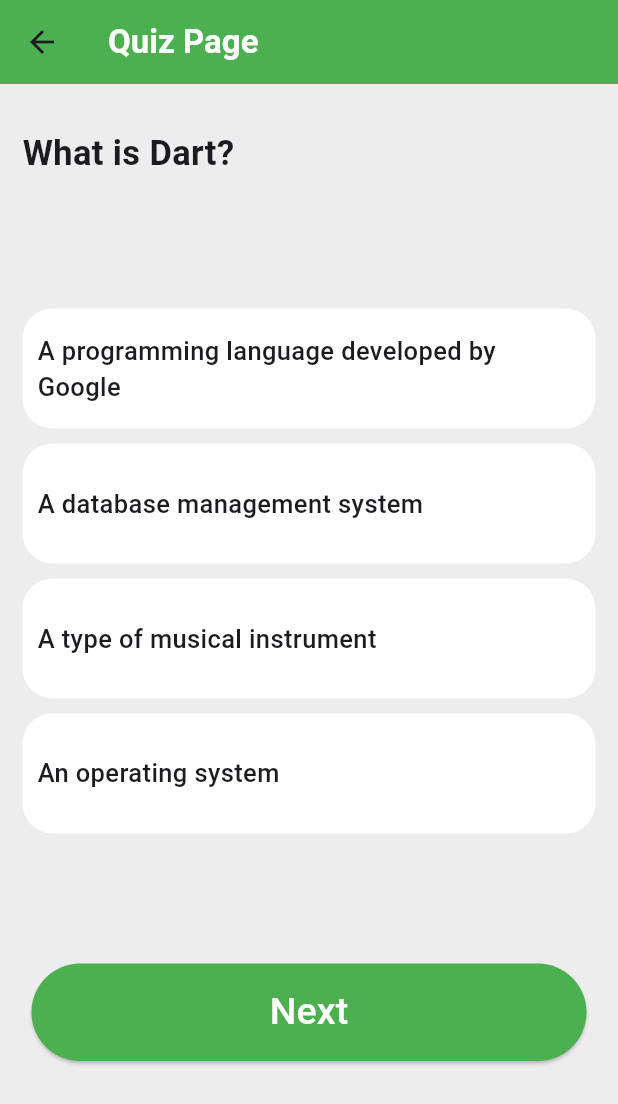
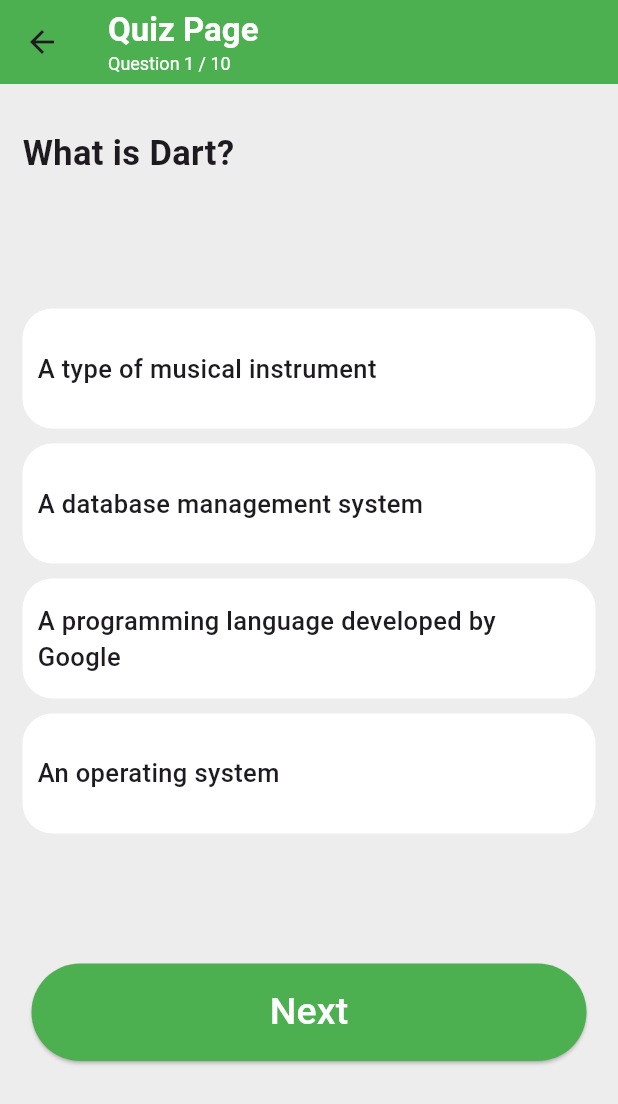
Before and after one commit to IT21175466/My-Quiz, a Flutter app: the screen it shows after launch, after a tap on the "arrow forward" icon, on a phone screen of 412 x 824 dp. Shown: the top 1104 px of the screen. Run offline on Flutter 3.47's test engine with Material 2 defaults, Android fonts, the phone set to English and light mode, and no system bars; our stand-ins replace bloc, flutter_bloc, lottie; network calls fail.

Commit message:
Complete Functions

```diff
--- a/lib/Home_Page/UI/HomePage.dart
+++ b/lib/Home_Page/UI/HomePage.dart
@@ -28,8 +28,8 @@ class _HomePageState extends State<HomePage> {
       buildWhen: (previous, current) => current is! HomeActionState,
       listener: (context, state) {
         if (state is QuizCardButtonClickedNavigateActionState) {
-          Navigator.push(
-              context, MaterialPageRoute(builder: (context) => QuestionPage()));
+          Navigator.push(context,
+              MaterialPageRoute(builder: (context) => const QuestionPage()));
         }
       },
       builder: (context, state) {
@@ -37,11 +37,11 @@ class _HomePageState extends State<HomePage> {
           case HomeLoadingState:
             return Scaffold(
               appBar: AppBar(
-                leading: Icon(
+                leading: const Icon(
                   Icons.menu,
                   color: Colors.white,
                 ),
-                title: Column(
+                title: const Column(
                   children: [
                     Align(
                       alignment: Alignment.centerLeft,
@@ -67,8 +67,7 @@ class _HomePageState extends State<HomePage> {
                 ),
                 backgroundColor: Colors.green,
               ),
-              body: Container(
-                child: Center(
+              body: const Center(
                 child: Column(children: [
                   Spacer(),
                   CircularProgressIndicator(),
@@ -77,22 +76,20 @@ class _HomePageState extends State<HomePage> {
                   ),
                   Text(
                     "Loading....",
-                      style:
-                          TextStyle(fontSize: 20, fontWeight: FontWeight.w500),
+                    style: TextStyle(fontSize: 20, fontWeight: FontWeight.w500),
                   ),
                   Spacer(),
                 ]),
-                ),
               ),
             );
           case HomeLoadedState:
             return Scaffold(
               appBar: AppBar(
-                leading: Icon(
+                leading: const Icon(
                   Icons.menu,
                   color: Colors.white,
                 ),
-                title: Column(
+                title: const Column(
                   children: [
                     Align(
                       alignment: Alignment.centerLeft,
@@ -120,16 +117,17 @@ class _HomePageState extends State<HomePage> {
               ),
               body: SingleChildScrollView(
                 child: Container(
-                  color: Color.fromARGB(255, 238, 237, 237),
+                  color: const Color.fromARGB(255, 238, 237, 237),
                   width: double.infinity,
                   height: double.maxFinite,
-                  padding: EdgeInsets.symmetric(vertical: 10, horizontal: 15),
+                  padding:
+                      const EdgeInsets.symmetric(vertical: 10, horizontal: 15),
                   child: Column(
                     children: [
-                      SizedBox(
+                      const SizedBox(
                         height: 15,
                       ),
-                      Align(
+                      const Align(
                         alignment: Alignment.topLeft,
                         child: Text(
                           "My All Quizzes",
@@ -139,7 +137,7 @@ class _HomePageState extends State<HomePage> {
                           ),
                         ),
                       ),
-                      SizedBox(
+                      const SizedBox(
                         height: 10,
                       ),
                       Container(
@@ -150,14 +148,14 @@ class _HomePageState extends State<HomePage> {
                         ),
                         child: Center(
                           child: ListTile(
-                            leading: Icon(Icons.quiz),
-                            title: Text(
+                            leading: const Icon(Icons.quiz),
+                            title: const Text(
                               "Dart Quiz",
                               style: TextStyle(
                                 fontWeight: FontWeight.bold,
                               ),
                             ),
-                            subtitle: Text("Time Duration 40 Min"),
+                            subtitle: const Text("Time Duration 10 Min"),
                             trailing: IconButton(
                               onPressed: () {
                                 homeBloc.add(CardNavigateToQuestionPageEvent());
@@ -167,7 +165,7 @@ class _HomePageState extends State<HomePage> {
                           ),
                         ),
                       ),
-                      SizedBox(
+                      const SizedBox(
                         height: 10,
                       ),
                       Container(
@@ -178,14 +176,14 @@ class _HomePageState extends State<HomePage> {
                         ),
                         child: Center(
                           child: ListTile(
-                            leading: Icon(Icons.quiz),
-                            title: Text(
+                            leading: const Icon(Icons.quiz),
+                            title: const Text(
                               "Social Media Quiz",
                               style: TextStyle(
                                 fontWeight: FontWeight.bold,
                               ),
                             ),
-                            subtitle: Text("Time Duration 30 Min"),
+                            subtitle: const Text("Time Duration 30 Min"),
                             trailing: IconButton(
                               onPressed: () {},
                               icon: Icon(Icons.adaptive.arrow_forward),
@@ -193,7 +191,7 @@ class _HomePageState extends State<HomePage> {
                           ),
                         ),
                       ),
-                      SizedBox(
+                      const SizedBox(
                         height: 10,
                       ),
                       Container(
--- /dev/null
+++ b/lib/Paper_End/bloc/paper_end_event.dart
@@ -0,0 +1,6 @@
+part of 'paper_end_bloc.dart';
+
+@immutable
+abstract class PaperEndEvent {}
+
+class PaperEndPageNavigateToHomePage extends PaperEndEvent {}
--- /dev/null
+++ b/lib/Paper_End/bloc/paper_end_state.dart
@@ -0,0 +1,8 @@
+part of 'paper_end_bloc.dart';
+
+@immutable
+abstract class PaperEndState {}
+
+class PaperEndInitial extends PaperEndState {}
+
+class PaperEndActionState extends PaperEndState {}
--- a/lib/Question_Page/UI/QuestionPage.dart
+++ b/lib/Question_Page/UI/QuestionPage.dart
@@ -2,6 +2,7 @@ import 'package:flutter/cupertino.dart';
 import 'package:flutter/material.dart';
 import 'package:flutter_bloc/flutter_bloc.dart';
 import 'package:lottie/lottie.dart';
+import '../../Paper_End/UI/paper_end.dart';
 import '../bloc/question_bloc.dart';
 
 class QuestionPage extends StatefulWidget {
@@ -12,6 +13,7 @@ class QuestionPage extends StatefulWidget {
 }
 
 class _QuestionPageState extends State<QuestionPage> {
+  int counter = 0;
   final QuestionBloc questionBloc = QuestionBloc();
 
   @override
@@ -58,6 +60,12 @@ class _QuestionPageState extends State<QuestionPage> {
         } else if (state is AnswerWrongState) {
           ScaffoldMessenger.of(context)
               .showSnackBar(SnackBar(content: Text("Your Answer is Wrong!")));
+        } else if (state is NextButtonClickedState) {
+          counter = state.currentIndex;
+          print(counter);
+        } else if (state is PaperEndState) {
+          Navigator.push(
+              context, MaterialPageRoute(builder: (context) => PaperEndPage()));
         }
       },
       builder: (context, state) {
@@ -67,11 +75,30 @@ class _QuestionPageState extends State<QuestionPage> {
 
             return Scaffold(
               appBar: AppBar(
-                title: Text(
-                  "Quiz Page",
-                  style: TextStyle(
-                    color: Colors.white,
-                    fontWeight: FontWeight.w700,
+                title: Center(
+                  child: Column(
+                    children: [
+                      Align(
+                        alignment: Alignment.centerLeft,
+                        child: Text(
+                          "Quiz Page",
+                          style: TextStyle(
+                            color: Colors.white,
+                            fontWeight: FontWeight.w700,
+                          ),
+                        ),
+                      ),
+                      Align(
+                        alignment: Alignment.bottomLeft,
+                        child: Text(
+                          "Question ${counter + 1} / ${loadedState.question.length}",
+                          style: TextStyle(
+                            fontSize: 12,
+                            color: Colors.white,
+                          ),
+                        ),
+                      ),
+                    ],
                   ),
                 ),
                 backgroundColor: Colors.green,
@@ -85,7 +112,7 @@ class _QuestionPageState extends State<QuestionPage> {
                     Align(
                       alignment: Alignment.topLeft,
                       child: Text(
-                        loadedState.question[0].question,
+                        loadedState.question[counter].question,
                         style: TextStyle(
                           fontWeight: FontWeight.w600,
                           fontSize: 23,
@@ -96,7 +123,7 @@ class _QuestionPageState extends State<QuestionPage> {
                     GestureDetector(
                       onTap: () {
                         questionBloc.add(AnswerClickedEvent(
-                            loadedState.question[0].optionOne));
+                            loadedState.question[counter].optionOne));
                       },
                       child: Container(
                         height: 80,
@@ -109,7 +136,7 @@ class _QuestionPageState extends State<QuestionPage> {
                         child: Align(
                           alignment: Alignment.centerLeft,
                           child: Text(
-                            loadedState.question[0].optionOne,
+                            loadedState.question[counter].optionOne,
                             style: TextStyle(
                               fontWeight: FontWeight.w500,
                               fontSize: 17,
@@ -124,7 +151,7 @@ class _QuestionPageState extends State<QuestionPage> {
                     GestureDetector(
                       onTap: () {
                         questionBloc.add(AnswerClickedEvent(
-                            loadedState.question[0].optionTwo));
+                            loadedState.question[counter].optionTwo));
                       },
                       child: Container(
                         height: 80,
@@ -137,7 +164,7 @@ class _QuestionPageState extends State<QuestionPage> {
                         child: Align(
                           alignment: Alignment.centerLeft,
                           child: Text(
-                            loadedState.question[0].optionTwo,
+                            loadedState.question[counter].optionTwo,
                             style: TextStyle(
                               fontWeight: FontWeight.w500,
                               fontSize: 17,
@@ -152,7 +179,7 @@ class _QuestionPageState extends State<QuestionPage> {
                     GestureDetector(
                       onTap: () {
                         questionBloc.add(AnswerClickedEvent(
-                            loadedState.question[0].optionThree));
+                            loadedState.question[counter].optionThree));
                       },
                       child: Container(
                         height: 80,
@@ -165,7 +192,7 @@ class _QuestionPageState extends State<QuestionPage> {
                         child: Align(
                           alignment: Alignment.centerLeft,
                           child: Text(
-                            loadedState.question[0].optionThree,
+                            loadedState.question[counter].optionThree,
                             style: TextStyle(
                               fontWeight: FontWeight.w500,
                               fontSize: 17,
@@ -180,7 +207,7 @@ class _QuestionPageState extends State<QuestionPage> {
                     GestureDetector(
                       onTap: () {
                         questionBloc.add(AnswerClickedEvent(
-                            loadedState.question[0].optionFour));
+                            loadedState.question[counter].optionFour));
                       },
                       child: Container(
                         height: 80,
@@ -193,7 +220,7 @@ class _QuestionPageState extends State<QuestionPage> {
                         child: Align(
                           alignment: Alignment.centerLeft,
                           child: Text(
-                            loadedState.question[0].optionFour,
+                            loadedState.question[counter].optionFour,
                             style: TextStyle(
                               fontWeight: FontWeight.w500,
                               fontSize: 17,
@@ -204,7 +231,10 @@ class _QuestionPageState extends State<QuestionPage> {
                     ),
                     Spacer(),
                     ElevatedButton(
-                      onPressed: () {},
+                      onPressed: () {
+                        questionBloc.add(
+                            NextQuestionIncrementEvent(currentIndex: counter));
+                      },
                       child: Text(
                         "Next",
                         style: TextStyle(
@@ -236,6 +266,7 @@ class _QuestionPageState extends State<QuestionPage> {
                 //QuestionTile(questionModel: loadedState.question[0]),
               ),
             );
+
           default:
             return SizedBox();
         }
--- a/lib/Question_Page/bloc/question_event.dart
+++ b/lib/Question_Page/bloc/question_event.dart
@@ -10,3 +10,9 @@ class AnswerClickedEvent extends QuestionEvent {
 
   AnswerClickedEvent(this.clickedAnswer);
 }
+
+class NextQuestionIncrementEvent extends QuestionEvent {
+  int currentIndex;
+
+  NextQuestionIncrementEvent({required this.currentIndex});
+}
--- a/lib/Question_Page/bloc/question_state.dart
+++ b/lib/Question_Page/bloc/question_state.dart
@@ -16,3 +16,11 @@ class QuestionLoadedSucessState extends QuestionState {
 class AnswerCorrectState extends QuestionActionState {}
 
 class AnswerWrongState extends QuestionActionState {}
+
+class NextButtonClickedState extends QuestionActionState {
+  final int currentIndex;
+
+  NextButtonClickedState(this.currentIndex);
+}
+
+class PaperEndState extends QuestionActionState {}
--- a/lib/main.dart
+++ b/lib/main.dart
@@ -1,5 +1,6 @@
 import 'package:flutter/material.dart';
-import 'package:my_quize/Home_Page/UI/HomePage.dart';
+
+import 'Home_Page/UI/HomePage.dart';
 
 void main() {
   runApp(const MyApp());
```
Also changed, not shown: lib/Data/questions.dart (+4 -4 lines), lib/Paper_End/UI/paper_end.dart (added, +110 -0 lines), lib/Paper_End/bloc/paper_end_bloc.dart (added, +18 -0 lines), lib/Question_Page/bloc/question_bloc.dart (+30 -1 lines). Lines whose indentation alone changed are shown as unchanged.
